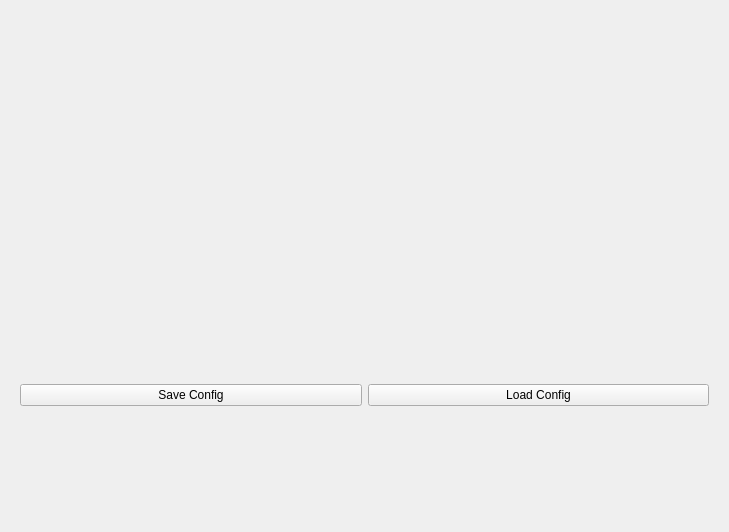
Old version of the form resistivity/View/GUI/deviceswindow.ui in the repository AdrienGourgout/resistivity.
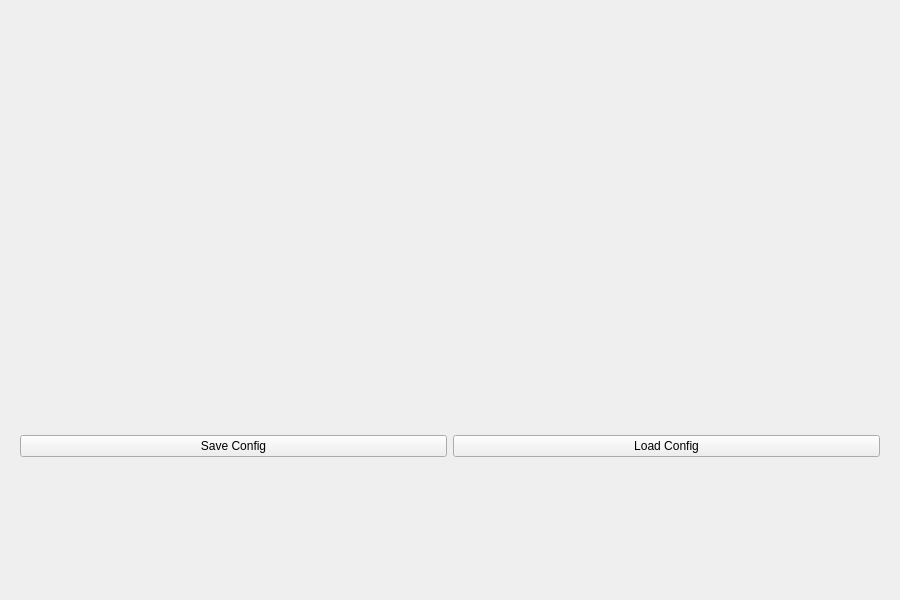
New version of the form.

Diff of the .ui file:
```diff
--- a/resistivity/View/GUI/deviceswindow.ui
+++ b/resistivity/View/GUI/deviceswindow.ui
@@ -6,8 +6,8 @@
    <rect>
     <x>0</x>
     <y>0</y>
-    <width>729</width>
-    <height>532</height>
+    <width>900</width>
+    <height>600</height>
    </rect>
   </property>
   <property name="windowTitle">
```
